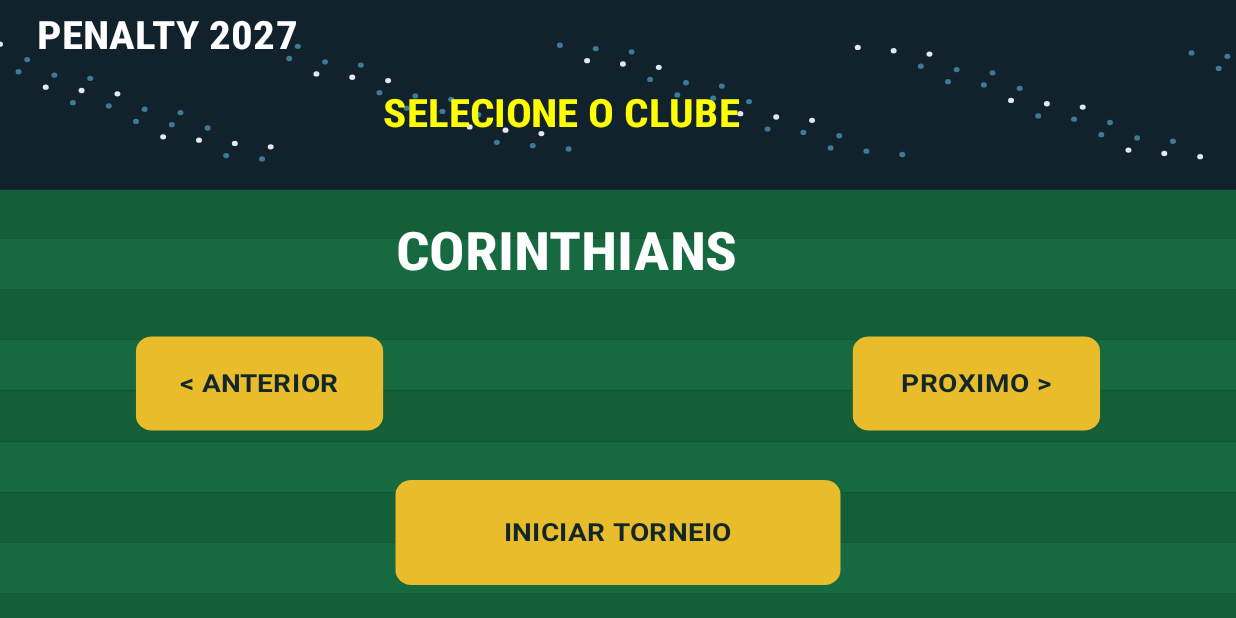
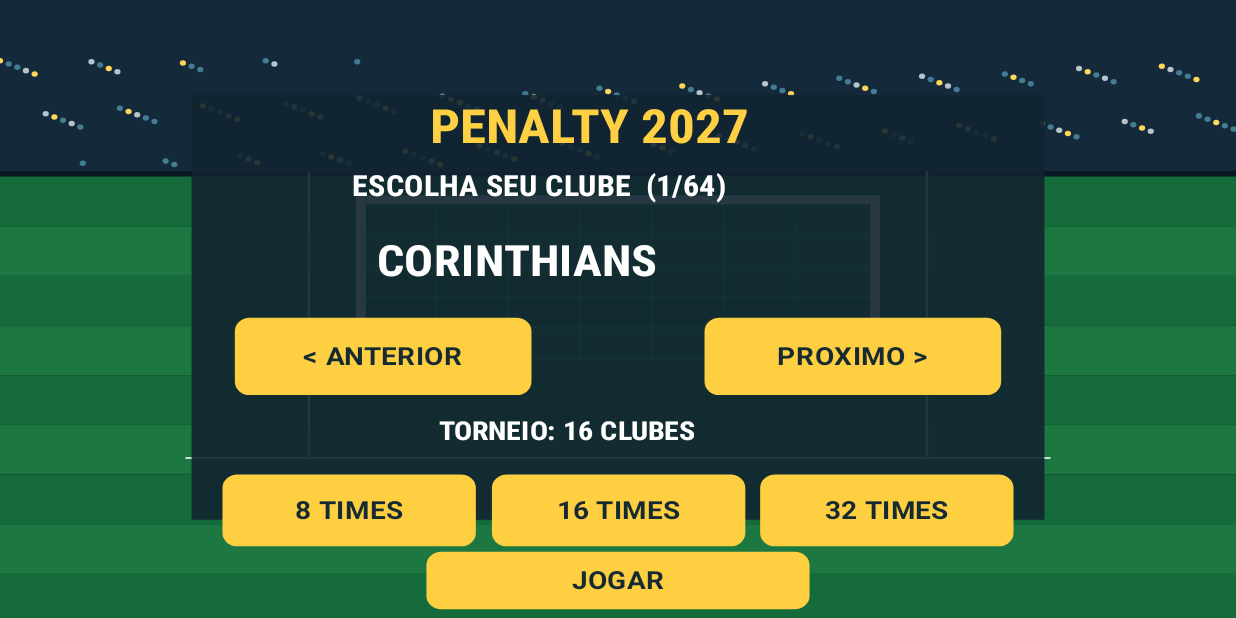
Before and after one commit to kaiquerhay144-creator/penalty-2027, an Android app: the screen it shows after launch (MainActivity), on a phone screen of 824 x 412 dp (held sideways). Run offline under Robolectric (Android 15) with nearby library versions, the phone set to English and light mode, and no system bars.

Commit message:
PENALTY 2027 v0.2: 64 clubs, player models, stadium, tournament sizes and improved penalties

```diff
--- a/app/src/main/java/com/rhay/penalty2027/MainActivity.java
+++ b/app/src/main/java/com/rhay/penalty2027/MainActivity.java
@@ -1,82 +1,80 @@
 package com.rhay.penalty2027;
-
 import android.app.Activity;
 import android.os.Bundle;
 import android.view.View;
 import android.view.MotionEvent;
-import android.graphics.Canvas;
-import android.graphics.Paint;
-import android.graphics.Color;
-import android.graphics.RectF;
+import android.graphics.*;
 import java.util.Random;
 
 public class MainActivity extends Activity {
-  @Override public void onCreate(Bundle b){super.onCreate(b); getWindow().getDecorView().setSystemUiVisibility(5894|1024|512);setContentView(new Game());}
+ @Override public void onCreate(Bundle b){super.onCreate(b);getWindow().getDecorView().setSystemUiVisibility(5894|1024|512);setContentView(new Game());}
  class Game extends View {
-    Paint p=new Paint(3); Random rng=new Random();
-    String[] clubs={"CORINTHIANS","REAL MADRID","BARCELONA","FLAMENGO","BAYERN","LIVERPOOL","PSG","MAN. CITY"};
-    int club=0,round=0,shot=0,ours=0,theirs=0,aim=1,power=2,phase=0,keeper=1; boolean scored=false; String msg="ESCOLHA SEU TIME"; int[] wins=new int[3];
+  final Paint p=new Paint(3); final Random rand=new Random();
+  final String[] teams={"CORINTHIANS","FLAMENGO","PALMEIRAS","SAO PAULO","SANTOS","VASCO","FLUMINENSE","BOTAFOGO","GREMIO","INTERNACIONAL","CRUZEIRO","ATLETICO-MG","BAHIA","VITORIA","FORTALEZA","SPORT","REAL MADRID","BARCELONA","ATLETICO MADRID","SEVILLA","VALENCIA","VILLARREAL","MAN CITY","MAN UNITED","LIVERPOOL","ARSENAL","CHELSEA","TOTTENHAM","NEWCASTLE","ASTON VILLA","BAYERN","DORTMUND","LEVERKUSEN","RB LEIPZIG","PSG","MARSEILLE","LYON","MONACO","JUVENTUS","INTER","MILAN","NAPOLI","ROMA","LAZIO","ATALANTA","BENFICA","PORTO","SPORTING","AJAX","PSV","FEYENOORD","CELTIC","RANGERS","BOCA JUNIORS","RIVER PLATE","RACING","INDEPENDIENTE","PEÑAROL","NACIONAL","AL HILAL","AL NASSR","AL ITTIHAD","INTER MIAMI","LA GALAXY"};
+  int club=0,round=0,attempt=0,goals=0,opGoals=0,aim=1,power=2,keeper=1,screen=0,tournament=16,opponent=1; boolean playerFirst=true;
+  String msg="ESCOLHA SEU CLUBE",playerName="JOGADOR",editName="JOGADOR"; int shotX=500,shotY=360; boolean showBall=false;
   Game(){super(MainActivity.this);}
-    void rect(Canvas c,int color,float a,float b,float d,float e){p.setColor(color);c.drawRect(a,b,d,e,p);}
-    void txt(Canvas c,String s,float x,float y,int size,int color){p.setColor(color);p.setTextSize(size);p.setTypeface(android.graphics.Typeface.create("sans-serif-condensed",1));c.drawText(s,x,y,p);}
-    @Override protected void onDraw(Canvas raw){
-      super.onDraw(raw);Canvas c=raw;float w=getWidth(),h=getHeight();c.save();c.scale(w/1000f,h/560f);
-      rect(c,Color.rgb(7,32,24),0,0,1000,560);
-      for(int i=0;i<9;i++)rect(c,i%2==0?0xff145e38:0xff176940,0,170+i*46,1000,170+(i+1)*46);
-      rect(c,0xff12222c,0,0,1000,172);
-      for(int i=0;i<85;i++){p.setColor(i%3==0?0xffe4e9f0:0xff3c7b98);c.drawCircle((i*73)%1000,40+(i*31)%105,2.4f,p);}
-      txt(c,"PENALTY 2027",30,44,35,Color.WHITE);
-      if(phase==0){
-        txt(c,"SELECIONE O CLUBE",310,115,35,Color.YELLOW);
-        txt(c,clubs[club],320,245,48,Color.WHITE);
-        button(c,110,305,310,390,"< ANTERIOR");button(c,690,305,890,390,"PROXIMO >");
-        button(c,320,435,680,530,"INICIAR TORNEIO");
-      } else {
-        txt(c,clubs[club]+"  "+ours+"  X  "+theirs+"  "+clubs[(club+round+1)%clubs.length],35,95,29,Color.WHITE);
-        txt(c,"FASE "+(round+1)+"/3  |  COBRANCA "+Math.min(5,shot+1)+"/5",35,135,24,Color.YELLOW);
-        rect(c,Color.WHITE,300,170,700,181);rect(c,Color.WHITE,300,170,311,310);rect(c,Color.WHITE,689,170,700,310);
-        for(int i=0;i<5;i++)rect(c,0xffe6e6e6,305+i*78,178,308+i*78,307);
-        p.setColor(0xffffdf00);c.drawCircle(500,377,15,p);
-        rect(c,0xff121a20,480+(keeper-1)*115,250,520+(keeper-1)*115,306);
-        txt(c,"GOLEIRO",461+(keeper-1)*115,238,17,Color.WHITE);
-        txt(c,msg,340,412,26,Color.WHITE);
-        if(phase==1){
-          button(c,65,448,255,530,"ESQUERDA");button(c,275,448,465,530,"CENTRO");button(c,485,448,675,530,"DIREITA");
-          button(c,695,448,935,530,"CHUTAR");
-          txt(c,"DIRECAO: "+(aim==0?"ESQUERDA":aim==1?"CENTRO":"DIREITA"),30,424,20,Color.YELLOW);
-        }else if(phase==2){button(c,320,448,680,530,round==2?"NOVO TORNEIO":"PROXIMA FASE");}
+  void fill(Canvas c,int color,float x,float y,float w,float h){p.setColor(color);p.setStyle(Paint.Style.FILL);c.drawRect(x,y,x+w,y+h,p);}
+  void circle(Canvas c,int color,float x,float y,float r){p.setColor(color);p.setStyle(Paint.Style.FILL);c.drawCircle(x,y,r,p);}
+  void line(Canvas c,int color,float x,float y,float xx,float yy,int sw){p.setColor(color);p.setStrokeWidth(sw);c.drawLine(x,y,xx,yy,p);}
+  void text(Canvas c,String s,float x,float y,int sz,int color){p.setColor(color);p.setTypeface(Typeface.create("sans-serif-condensed",Typeface.BOLD));p.setTextSize(sz);c.drawText(s,x,y,p);}
+  void button(Canvas c,int x,int y,int w,int h,String s){p.setColor(0xffffcf42);c.drawRoundRect(new RectF(x,y,x+w,y+h),12,12,p);p.setColor(0xff162a32);p.setTextSize(23);p.setTypeface(Typeface.DEFAULT_BOLD);c.drawText(s,x+(w-p.measureText(s))/2f,y+h/2f+8,p);}
+  int teamColor(int i){int[] colors={0xffeeeeee,0xffd41d27,0xff12613a,0xffe9e9e9,0xffe9e9e9,0xff151515,0xff901b2c,0xff222222,0xff53a9de,0xffc82b31,0xff2871e4,0xff202020,0xff248bd3,0xffce242c,0xff245ac4,0xffda2429,0xffeeeeee,0xffc72b42,0xffd32730,0xffe9e9e9,0xffeeeeee,0xffffd130,0xff91c9e8,0xffe52b2b,0xffdb252c,0xffe93a35,0xffd9232e,0xffeeeeee,0xff202020,0xff8b1e3f,0xffdf2525,0xffffd122,0xffdc2525,0xffeeeeee,0xff2738ac,0xffeaeaea,0xffeeeeee,0xffe52c30,0xffeeeeee,0xff2864bc,0xffe22c31,0xff60a5df,0xffa3222c,0xff8fc2df};return colors[i%colors.length];}
+  void person(Canvas c,float x,float y,int color,boolean keeperPlayer){
+    circle(c,0xffd3a077,x,y-53,13);fill(c,color,x-15,y-39,30,38);line(c,0xffd3a077,x-14,y-32,x-27,y-5,9);line(c,0xffd3a077,x+14,y-32,x+27,y-5,9);line(c,0xff222831,x-8,y,x-13,y+36,10);line(c,0xff222831,x+8,y,x+13,y+36,10);
+    text(c,keeperPlayer?"1":"9",x-7,y-11,17,0xff111111);
+  }
+  void stadium(Canvas c){
+    fill(c,0xff081823,0,0,1000,560);fill(c,0xff142a3a,0,0,1000,155);
+    for(int i=0;i<150;i++)circle(c,i%4==0?0xffffd75a:i%3==0?0xffb8c4cb:0xff447c94,(i*97)%1000,55+(i*43)%95,2.5f);
+    for(int i=0;i<10;i++)fill(c,i%2==0?0xff166b3a:0xff1c7741,0,160+i*45,1000,45);
+    line(c,0xffc9e3d2,150,415,850,415,2);line(c,0xffc9e3d2,250,155,250,415,2);line(c,0xffc9e3d2,750,155,750,415,2);
+    fill(c,0xfff0f0f0,288,177,424,8);fill(c,0xffeeeeee,288,177,8,150);fill(c,0xffeeeeee,704,177,8,150);
+    for(int i=0;i<8;i++)line(c,0x668fffff,295+i*58,185,295+i*58,325,1);
+    for(int j=0;j<6;j++)line(c,0x668fffff,295,185+j*28,705,185+j*28,1);
+  }
+  void scoreboard(Canvas c){
+    fill(c,0xcc07121c,0,0,1000,74);
+    text(c,teams[club],22,31,24,0xffffffff);text(c,goals+" - "+opGoals,450,40,34,0xffffd044);text(c,teams[opponent],700,31,24,0xffffffff);
+    text(c,"FASE "+(round+1)+" / "+(tournament==8?3:tournament==16?4:5)+"     COBRANCA "+(attempt+1),23,62,18,0xffcbdde0);
+  }
+  @Override protected void onDraw(Canvas canvas){super.onDraw(canvas);Canvas c=canvas;c.save();c.scale(getWidth()/1000f,getHeight()/560f);stadium(c);
+    if(screen==0){
+      fill(c,0xe5112430,155,86,690,385);text(c,"PENALTY 2027",348,130,43,0xffffd044);text(c,"ESCOLHA SEU CLUBE  ("+(club+1)+"/"+teams.length+")",285,178,26,0xffffffff);
+      text(c,teams[club],305,250,39,teamColor(club)==0xffeeeeee?0xffffffff:teamColor(club));
+      button(c,190,288,240,70,"< ANTERIOR");button(c,570,288,240,70,"PROXIMO >");
+      text(c,"TORNEIO: "+tournament+" CLUBES",355,399,24,0xffffffff);
+      button(c,180,430,205,65,"8 TIMES");button(c,398,430,205,65,"16 TIMES");button(c,615,430,205,65,"32 TIMES");
+      button(c,345,500,310,52,"JOGAR");
+    }else{
+      scoreboard(c);person(c,500+(keeper-1)*95,281,0xffe6d039,true);person(c,500,454,teamColor(club),false);circle(c,0xffffffff,500,427,10);
+      if(showBall){circle(c,0xffffffff,shotX,shotY,10);circle(c,0xff242424,shotX,shotY,3);}
+      fill(c,0xaa091e24,0,463,1000,97);
+      text(c,msg,320,447,24,0xffffe063);
+      if(screen==1){button(c,12,478,215,70,"ESQUERDA");button(c,238,478,170,70,"CENTRO");button(c,419,478,210,70,"DIREITA");button(c,640,478,160,70,"FORCA "+power);button(c,810,478,178,70,"CHUTAR");}
+      else {button(c,335,478,330,70,screen==3?"NOVO TORNEIO":"CONTINUAR");}
     }
     c.restore();
   }
-    void button(Canvas c,float l,float t,float r,float b,String s){
-      p.setColor(0xffe8bc2b);c.drawRoundRect(new RectF(l,t,r,b),13,13,p);
-      p.setColor(0xff13272b);p.setTextSize(23);p.setTypeface(android.graphics.Typeface.DEFAULT_BOLD);
-      c.drawText(s,(l+r-p.measureText(s))/2,(t+b)/2+8,p);
-    }
+  void nextOpponent(){opponent=rand.nextInt(teams.length-1);if(opponent>=club)opponent++;}
   void shoot(){
-      keeper=rng.nextInt(3);boolean goal=aim!=keeper || rng.nextInt(4)==0;
-      if(goal)ours++;
-      boolean rival=rng.nextInt(100)<65;if(rival)theirs++;
-      shot++;msg=goal?"GOL!":"DEFESA DO GOLEIRO!";
-      if(shot>=5 || (ours>theirs+(5-shot)) || (theirs>ours+(5-shot))){
-        if(ours==theirs && shot>=5){msg="EMPATE! COBRANCAS EXTRAS";shot=4;}
-        else if(ours>theirs){phase=2;msg=round==2?"VOCE E O CAMPEAO!":"CLASSIFICADO!";}
-        else {phase=2;msg="ELIMINADO! TENTE NOVAMENTE";round=2;}
+    keeper=rand.nextInt(3);boolean score=aim!=keeper||rand.nextInt(4)==0;
+    shotX=500+(aim-1)*125;shotY=220+rand.nextInt(70);showBall=true;
+    if(score)goals++;boolean rival=rand.nextInt(100)<65;if(rival)opGoals++;
+    attempt++;msg=(score?"GOOOL!":"DEFENDEU!")+"  ADVERSARIO: "+(rival?"GOL":"ERROU");
+    if(attempt>=5 && goals==opGoals){msg="EMPATE! PENALTIS ALTERNADOS";attempt=4;}
+    else if((attempt>=5 || goals>opGoals+(5-attempt) || opGoals>goals+(5-attempt)) && goals!=opGoals){
+      if(goals>opGoals){if(round+1>=(tournament==8?3:tournament==16?4:5)){screen=3;msg="CAMPEAO DO TORNEIO!";}else{screen=2;msg="CLASSIFICADO PARA PROXIMA FASE!";}}
+      else{screen=3;msg="ELIMINADO! TENTE NOVAMENTE";}
     }
   }
-    @Override public boolean onTouchEvent(MotionEvent e){
-      if(e.getAction()!=MotionEvent.ACTION_UP)return true;
-      float x=e.getX()*1000/getWidth(),y=e.getY()*560/getHeight();
-      if(phase==0){
-        if(y>305&&y<400){if(x<320)club=(club+7)%8;else if(x>680)club=(club+1)%8;}
-        if(y>430){phase=1;round=0;shot=0;ours=0;theirs=0;msg="ESCOLHA A DIRECAO E CHUTE";}
-      }else if(phase==1 && y>448){
-        if(x<680)aim=x<265?0:x<475?1:2;else shoot();
-      }else if(phase==2&&y>440){
-        if(round>=2){round=0;phase=0;msg="ESCOLHA SEU TIME";}
-        else {round++;phase=1;shot=0;ours=0;theirs=0;msg="NOVA FASE!";}
-      }
-      invalidate();return true;
+  @Override public boolean onTouchEvent(MotionEvent e){if(e.getAction()!=MotionEvent.ACTION_UP)return true;float x=e.getX()*1000/getWidth(),y=e.getY()*560/getHeight();
+    if(screen==0){if(y>288&&y<370){if(x<450)club=(club+teams.length-1)%teams.length;else club=(club+1)%teams.length;}
+      else if(y>425&&y<500){tournament=x<390?8:x<610?16:32;}
+      else if(y>=500){round=0;attempt=0;goals=0;opGoals=0;nextOpponent();screen=1;msg="ESCOLHA A DIRECAO E CHUTE";showBall=false;}}
+    else if(screen==1&&y>=478){if(x<230)aim=0;else if(x<415)aim=1;else if(x<635)aim=2;else if(x<805)power=power%3+1;else shoot();}
+    else if(screen==2&&y>=478){round++;attempt=0;goals=0;opGoals=0;screen=1;nextOpponent();showBall=false;msg="NOVA FASE!";}
+    else if(screen==3&&y>=478){screen=0;msg="ESCOLHA SEU CLUBE";showBall=false;}
+    invalidate();return true;}
  }
 }
-}
```
Lines whose indentation alone changed are shown as unchanged.
